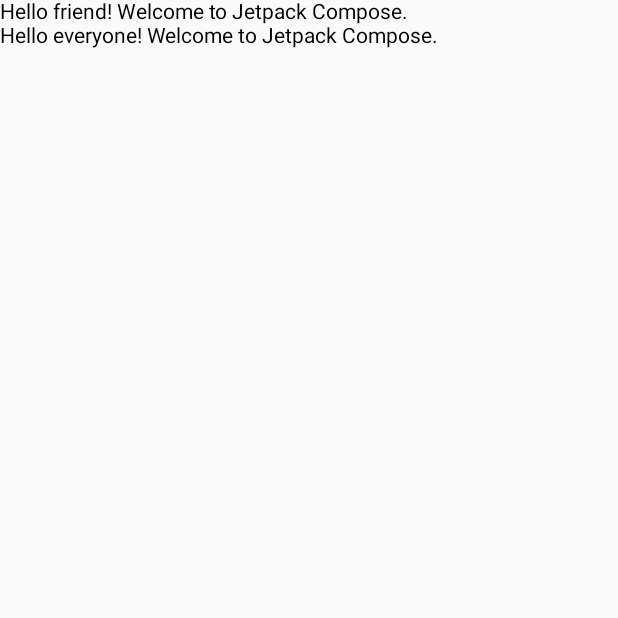
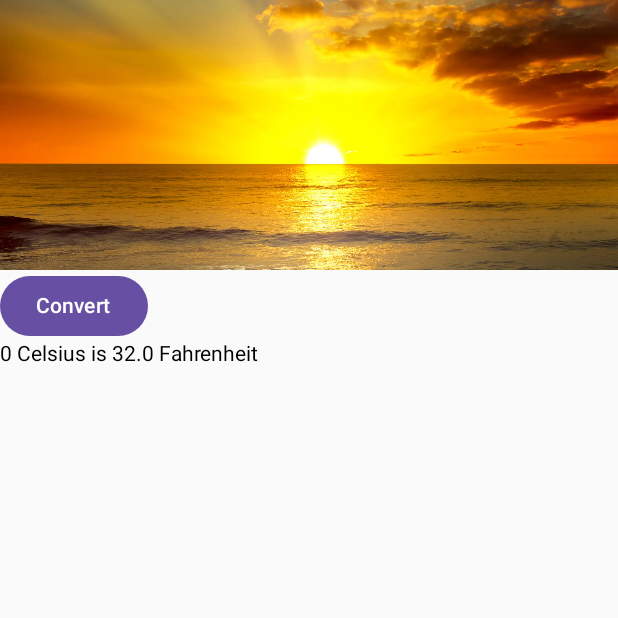
Before and after one commit to MakeMeGreat/HFA_ch18_Compose, an Android app built with Jetpack Compose: the screen it shows after launch (MainActivity), on a phone screen of 412 x 824 dp, the top half of it. Run offline under Robolectric (Android 15) with nearby library versions, the phone set to English and light mode, and no system bars.

Commit message:
+exp Image, Button, remember(mutableStateOf())

```diff
--- a/app/src/main/java/ru/easycode/temperatureconverter/MainActivity.kt
+++ b/app/src/main/java/ru/easycode/temperatureconverter/MainActivity.kt
@@ -3,38 +3,68 @@ package ru.easycode.temperatureconverter
 import android.os.Bundle
 import androidx.activity.ComponentActivity
 import androidx.activity.compose.setContent
+import androidx.compose.foundation.Image
 import androidx.compose.foundation.layout.Column
-import androidx.compose.foundation.layout.Row
-import androidx.compose.foundation.layout.fillMaxSize
-import androidx.compose.material3.MaterialTheme
-import androidx.compose.material3.Surface
+import androidx.compose.foundation.layout.fillMaxWidth
+import androidx.compose.foundation.layout.height
+import androidx.compose.material3.Button
 import androidx.compose.material3.Text
 import androidx.compose.runtime.Composable
+import androidx.compose.runtime.mutableStateOf
+import androidx.compose.runtime.remember
 import androidx.compose.ui.Modifier
+import androidx.compose.ui.layout.ContentScale
+import androidx.compose.ui.res.painterResource
 import androidx.compose.ui.tooling.preview.Preview
-import ru.easycode.temperatureconverter.ui.theme.TemperatureConverterTheme
+import androidx.compose.ui.unit.dp
 
 class MainActivity : ComponentActivity() {
     override fun onCreate(savedInstanceState: Bundle?) {
         super.onCreate(savedInstanceState)
         setContent {
-            Column {
-                Hello("friend")
-                Hello("everyone")
-            }
+            MainActivityContent()
         }
     }
 }
 
 @Composable
-fun Hello(name: String) {
-    Text( "Hello $name! Welcome to Jetpack Compose.")
+fun Header(image: Int, description: String) {
+    Image(
+        painter = painterResource(id = image),
+        contentDescription = description,
+        modifier = Modifier
+            .height(180.dp)
+            .fillMaxWidth(),
+        contentScale = ContentScale.Crop
+    )
 }
+
+@Composable
+fun TemperatureText(celsius: Int) {
+    val fahrenheit = (celsius.toDouble() * 9 / 5) + 32
+    Text(text = "$celsius Celsius is $fahrenheit Fahrenheit")
+}
+
+@Composable
+fun ConvertButton(clicked: () -> Unit) {
+    Button(onClick = clicked) {
+        Text(text = "Convert")
+    }
+}
+
+@Composable
+fun MainActivityContent() {
+    val celsius = remember { mutableStateOf(0) }
+    Column {
+        Header(R.drawable.sunrise, "sunrise image")
+        ConvertButton { celsius.value = 20 }
+        TemperatureText(celsius = 0)
+    }
+}
+
+
 @Preview(showBackground =  true)
 @Composable
 fun PreviewMainActivity() {
-    Column {
-        Hello(name = "friend")
-        Hello(name = "everyone")
-    }
+    MainActivityContent()
 }
```
Also changed, not shown: app/src/main/res/drawable/sunrise.webp (added).
